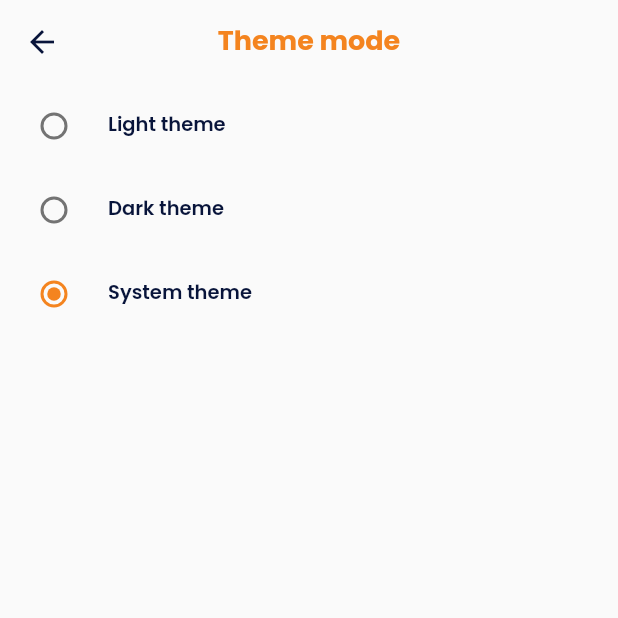
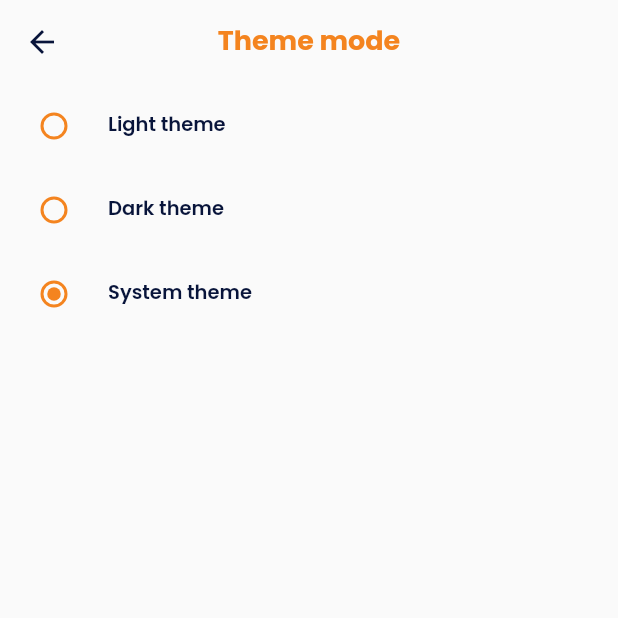
Before and after one commit to fluttertutorialin/customer_service, a Flutter app: the ThemeModePage screen opened by its route, on a phone screen of 412 x 824 dp, the top half of it. Run offline on Flutter 3.47's test engine with Material 2 defaults, Android fonts, the phone set to English and light mode, and no system bars; our stand-ins replace cached_network_image, carousel_slider, dio, flutter_svg, get, get_storage and 1 more; accounts and stored records are empty; network calls fail.

Commit message:
change theme

```diff
--- a/lib/service/settings_service.dart
+++ b/lib/service/settings_service.dart
@@ -34,6 +34,7 @@ class SettingsService extends GetxService {
         colorScheme: ColorScheme.light(
             primary: _parseColor(setting.value.mainColor),
             secondary: _parseColor(setting.value.mainColor)),
+        unselectedWidgetColor: _parseColor(setting.value.mainDarkColor),
         textTheme: GoogleFonts.getTextTheme(
             _getLocale().toString().startsWith('ar') ? 'Cairo' : 'Poppins',
             TextTheme(
@@ -112,6 +113,7 @@ class SettingsService extends GetxService {
         colorScheme: ColorScheme.dark(
             primary: _parseColor(setting.value.mainDarkColor),
             secondary: _parseColor(setting.value.mainDarkColor)),
+        unselectedWidgetColor: _parseColor(setting.value.mainDarkColor),
         textTheme: GoogleFonts.getTextTheme(
             _getLocale().toString().startsWith('ar') ? 'Cairo' : 'Poppins',
             TextTheme(
--- a/lib/ui/page/home_page.dart
+++ b/lib/ui/page/home_page.dart
@@ -34,7 +34,7 @@ class HomePage extends GetView<HomeController> {
                   leading: IconButton(
                       icon: Icon(Icons.sort, color: Get.theme.hintColor),
                       onPressed: () => {Scaffold.of(context).openDrawer()}),
-                  bottom: const SearchBarWidget(),
+                  bottom: SearchBarWidget(),
                   flexibleSpace: FlexibleSpaceBar(
                       collapseMode: CollapseMode.parallax,
                       background: Stack(
@@ -93,7 +93,7 @@ class HomePage extends GetView<HomeController> {
                           child: Text('viewAll'.tr,
                               style: Get.textTheme.subtitle1))
                     ])),
-                const RecommendedCarouselWidget(),
+                RecommendedCarouselWidget()
               ])),
             ])));
   }
--- a/lib/ui/page/notifications_new_page.dart
+++ b/lib/ui/page/notifications_new_page.dart
@@ -92,6 +92,7 @@ class _NotificationNewState extends State<NotificationNewPage>
                 child: Container(
                     color: Get.theme.primaryColor,
                     child: TabBar(
+                        indicatorColor: context.theme.colorScheme.secondary,
                         labelColor: Get.theme.hintColor,
                         tabs: _tabs.map((e) => Tab(text: e)).toList()))),
             flexibleSpace: _buildFlexibleSpaceBarWidget()),
@@ -192,7 +193,7 @@ class _NotificationNewState extends State<NotificationNewPage>
                 const SizedBox(height: 24),
                 MaxWidthRaisedButton(
                     width: double.infinity,
-                    color: Get.theme.colorScheme.secondary,
+                    color: Get.theme.colorScheme.primary,
                     icon: Icon(Icons.add_rounded,
                         color: Get.theme.primaryColor, size: 20),
                     buttonText: 'ADD NOTIFICATION',
--- a/lib/ui/page/theme_mode_page.dart
+++ b/lib/ui/page/theme_mode_page.dart
@@ -21,6 +21,7 @@ class ThemeModePage extends GetView<ThemeModeController> {
             elevation: 0),
         body: Column(children: [
           Obx(() => RadioListTile(
+              activeColor: context.theme.colorScheme.secondary,
               value: ThemeMode.light,
               groupValue: controller.selectedThemeMode.value,
               onChanged: (ThemeMode? value) {
@@ -28,6 +29,7 @@ class ThemeModePage extends GetView<ThemeModeController> {
               },
               title: Text('lightTheme'.tr, style: Get.textTheme.bodyText2))),
           Obx(() => RadioListTile(
+              activeColor: context.theme.colorScheme.secondary,
               value: ThemeMode.dark,
               groupValue: controller.selectedThemeMode.value,
               onChanged: (ThemeMode? value) {
@@ -35,6 +37,7 @@ class ThemeModePage extends GetView<ThemeModeController> {
               },
               title: Text('darkTheme'.tr, style: Get.textTheme.bodyText2))),
           Obx(() => RadioListTile(
+              activeColor: context.theme.colorScheme.secondary,
               value: ThemeMode.system,
               groupValue: controller.selectedThemeMode.value,
               onChanged: (ThemeMode? value) {
```
Also changed, not shown: lib/ui/widget/chats_widget.dart (+7 -6 lines).
